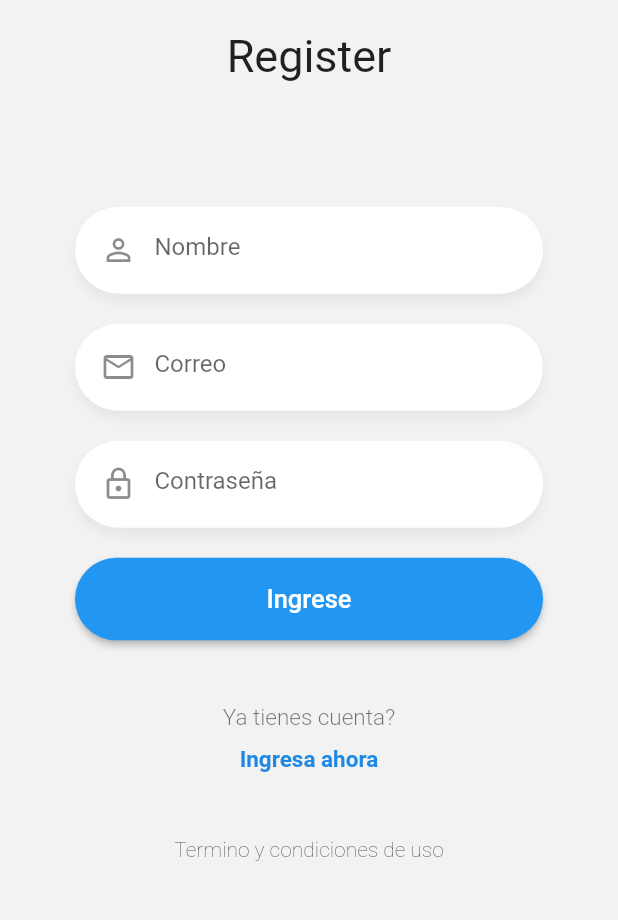
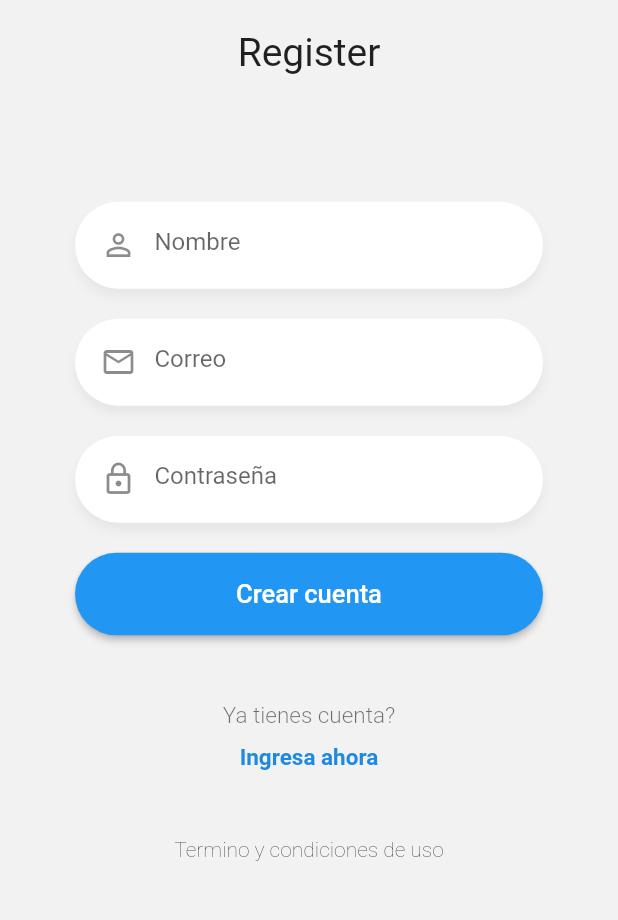
Before and after one commit to Lukitaaaaa/flutter-chat-app, a Flutter app: the RegisterPage screen opened by its route, on a phone screen of 412 x 824 dp, the part 251-1171 px from its top. Run offline on Flutter 3.47's test engine with Material 2 defaults, Android fonts, the phone set to English and light mode, and no system bars; our stand-ins replace flutter_secure_storage, pull_to_refresh; accounts and stored records are empty; network calls fail.

Commit message:
Fin seccion 9

```diff
--- /dev/null
+++ b/chat/lib/global/enviroment.dart
@@ -0,0 +1,9 @@
+//variables de entorno
+
+
+import 'dart:io';
+
+class Enviroment {
+  static String apiUrl    = Platform.isAndroid   ? 'http://192.168.0.100:3000/api' : 'http://localhost:3000/api';
+  static String socketUrl = Platform.isAndroid   ? 'http://192.168.0.100:3000'      : 'http://localhost:3000';
+}
--- a/chat/lib/models/usuario.dart
+++ b/chat/lib/models/usuario.dart
@@ -1,17 +1,37 @@
+// To parse this JSON data, do
+//
+//     final usuario = usuarioFromJson(jsonString);
 
+import 'dart:convert';
 
-class Usuario{
+Usuario usuarioFromJson(String str) => Usuario.fromJson(json.decode(str));
 
-  bool online;
-  String email;
-  String nombre;
-  int uid;
+String usuarioToJson(Usuario data) => json.encode(data.toJson());
 
-  Usuario({
-    required this.online,
-    required this.email,
-    required this.nombre,
-    required this.uid,
+class Usuario {
+    Usuario({
+        required this.nombre,
+        required this.email,
+        required this.online,
+        required this.uid,
+    });
 
-  });
+    String nombre;
+    String email;
+    bool online;
+    String uid;
+
+    factory Usuario.fromJson(Map<String, dynamic> json) => Usuario(
+        nombre: json["nombre"],
+        email: json["email"],
+        online: json["online"],
+        uid: json["uid"],
+    );
+
+    Map<String, dynamic> toJson() => {
+        "nombre": nombre,
+        "email": email,
+        "online": online,
+        "uid": uid,
+    };
 }
--- a/chat/lib/pages/register_page.dart
+++ b/chat/lib/pages/register_page.dart
@@ -1,4 +1,10 @@
 import 'package:flutter/material.dart';
+
+import 'package:provider/provider.dart';
+
+import 'package:chat_app/helpers/mostrar_alerta.dart';
+
+import 'package:chat_app/services/auth_service.dart';
 
 import 'package:chat_app/widgets/logo.dart';
 import 'package:chat_app/widgets/custom_input.dart';
@@ -15,6 +21,8 @@ class RegisterPage extends StatelessWidget {
       body: SingleChildScrollView(
         physics: BouncingScrollPhysics(),
         child: SafeArea(
+          child: SingleChildScrollView(
+            physics: BouncingScrollPhysics(),
             child: Container(
               height: MediaQuery.of(context).size.height * 0.9,
               child: Column(
@@ -28,6 +36,7 @@ class RegisterPage extends StatelessWidget {
 
                   Text('Termino y condiciones de uso', style: TextStyle(fontWeight: FontWeight.w200)),
                 ],
+              ),
             ),
           ),
         ),
@@ -53,16 +62,20 @@ class __FormState extends State<_Form> {
 
   @override
   Widget build(BuildContext context) {
+
+    final authServices = Provider.of<AuthServices>(context);
+
     return Container(
       margin: EdgeInsets.only(top: 40),
       padding: EdgeInsets.symmetric(horizontal: 50),
       child: Column(
-        children: <Widget>[
+        children: [
 
           CustomInput(
             icon: Icons.perm_identity,
             placeholder: 'Nombre',
-            textController: passCtrl,
+            keyboardType: TextInputType.text,
+            textController: nombreCtrl,
 
           ),
 
@@ -82,10 +95,26 @@ class __FormState extends State<_Form> {
           ),
 
           BotonIngresar(
-            text: 'Ingrese',
-            onPressed: (){
-              print( emailCtrl.text );
-              print( passCtrl.text );
+            text: 'Crear cuenta',
+            onPressed: authServices.autenticando
+            ? () => {}
+            : () async {
+
+
+
+              FocusScope.of(context).unfocus(); // Oculta el teclado
+
+              final registerOk = await authServices.register(nombreCtrl.text.trim(), emailCtrl.text.trim(), passCtrl.text.trim() );
+
+              if ( registerOk == true ) {
+
+                Navigator.pushReplacementNamed(context, 'usuarios');
+              } else {
+
+                mostrarAlerta(context, 'registro incorrecto', registerOk);
+
+              }
+
             }
           )
         ],
--- a/chat/lib/widgets/chat_message.dart
+++ b/chat/lib/widgets/chat_message.dart
@@ -52,8 +52,8 @@ class ChatMessage extends StatelessWidget {
     return Align(
       alignment: Alignment.centerLeft,
       child: Container(
-        padding: EdgeInsets.all(8.0),
-        margin: EdgeInsets.only(
+        padding: const EdgeInsets.all(8.0),
+        margin: const EdgeInsets.only(
           bottom: 5,
           left: 5,
           right: 50,
--- a/chat/lib/widgets/logo.dart
+++ b/chat/lib/widgets/logo.dart
@@ -19,7 +19,7 @@ class Logo extends StatelessWidget {
           children: <Widget>[
             Image(image: AssetImage('assets/tag-logo.png')),
             SizedBox( height: 20 ),
-            Text(titulo, style: TextStyle(fontSize: 30))
+            Text(titulo, style: TextStyle(fontSize: 26))
           ],
         ),
       ),
--- a/chat/pubspec.yaml
+++ b/chat/pubspec.yaml
@@ -37,6 +37,9 @@ dependencies:
   # Use with the CupertinoIcons class for iOS style icons.
   cupertino_icons: ^1.0.2
   pull_to_refresh: ^2.0.0
+  provider: ^6.0.4
+  http: ^0.13.5
+  flutter_secure_storage: ^6.1.0
 
 dev_dependencies:
   flutter_test:
```
Also changed, not shown: chat/lib/helpers/mostrar_alerta.dart (added, +48 -0 lines), chat/lib/main.dart (+12 -5 lines), chat/lib/models/login_response.dart (added, +35 -0 lines), chat/lib/pages/chat_page.dart (+12 -0 lines), chat/lib/pages/loading_page.dart (+46 -2 lines), chat/lib/pages/login_page.dart (+29 -5 lines), chat/lib/pages/usuarios_page.dart (+16 -5 lines), chat/lib/services/auth_service.dart (added, +155 -0 lines), chat/pubspec.lock, 6 other files. Lines whose indentation alone changed are shown as unchanged.
